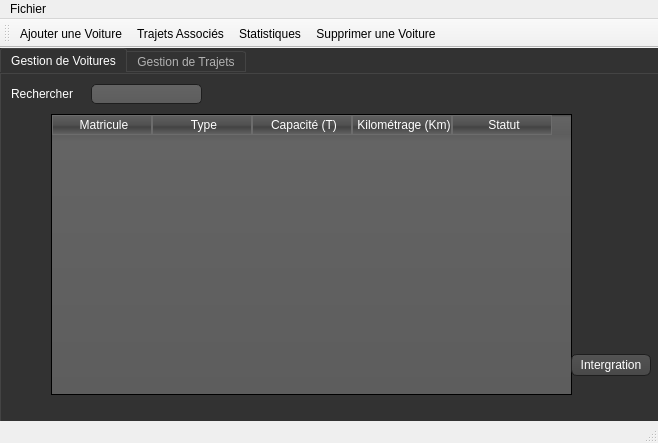
First picture: the form in Rekik Yessine/mywindow.ui, repository aidlisalma/Delivaro, before the edit.
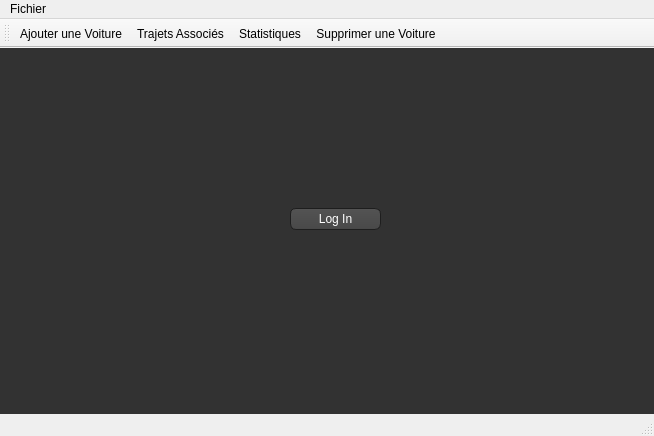
Second picture: the form after the edit. Icons and pictures are not drawn.

```diff
--- a/Rekik Yessine/mywindow.ui
+++ b/Rekik Yessine/mywindow.ui
@@ -9,8 +9,8 @@
    <rect>
     <x>0</x>
     <y>0</y>
-    <width>658</width>
-    <height>443</height>
+    <width>654</width>
+    <height>436</height>
    </rect>
   </property>
   <property name="windowTitle">
@@ -487,6 +487,34 @@
 }
 </string>
    </property>
+   <widget class="QStackedWidget" name="stackedWidget_3">
+    <property name="geometry">
+     <rect>
+      <x>0</x>
+      <y>0</y>
+      <width>651</width>
+      <height>351</height>
+     </rect>
+    </property>
+    <property name="currentIndex">
+     <number>0</number>
+    </property>
+    <widget class="QWidget" name="page">
+     <widget class="QPushButton" name="pushButton_2">
+      <property name="geometry">
+       <rect>
+        <x>290</x>
+        <y>160</y>
+        <width>91</width>
+        <height>22</height>
+       </rect>
+      </property>
+      <property name="text">
+       <string>Log In</string>
+      </property>
+     </widget>
+    </widget>
+    <widget class="QWidget" name="page_2">
    <widget class="QTabWidget" name="tabWidget_2">
     <property name="geometry">
      <rect>
@@ -583,19 +611,6 @@
          <string>Rechercher </string>
         </property>
        </widget>
-       <widget class="QPushButton" name="pushButton_2">
-        <property name="geometry">
-         <rect>
-          <x>570</x>
-          <y>280</y>
-          <width>80</width>
-          <height>22</height>
-         </rect>
-        </property>
-        <property name="text">
-         <string>Intergration</string>
-        </property>
-       </widget>
       </widget>
       <widget class="QWidget" name="page_3">
        <widget class="QGroupBox" name="groupBox">
@@ -1361,13 +1376,15 @@
     </widget>
    </widget>
   </widget>
+   </widget>
+  </widget>
   <widget class="QStatusBar" name="statusbar"/>
   <widget class="QMenuBar" name="menuBar">
    <property name="geometry">
     <rect>
      <x>0</x>
      <y>0</y>
-     <width>658</width>
+     <width>654</width>
      <height>21</height>
     </rect>
    </property>
```
Lines whose indentation alone changed are shown as unchanged.
